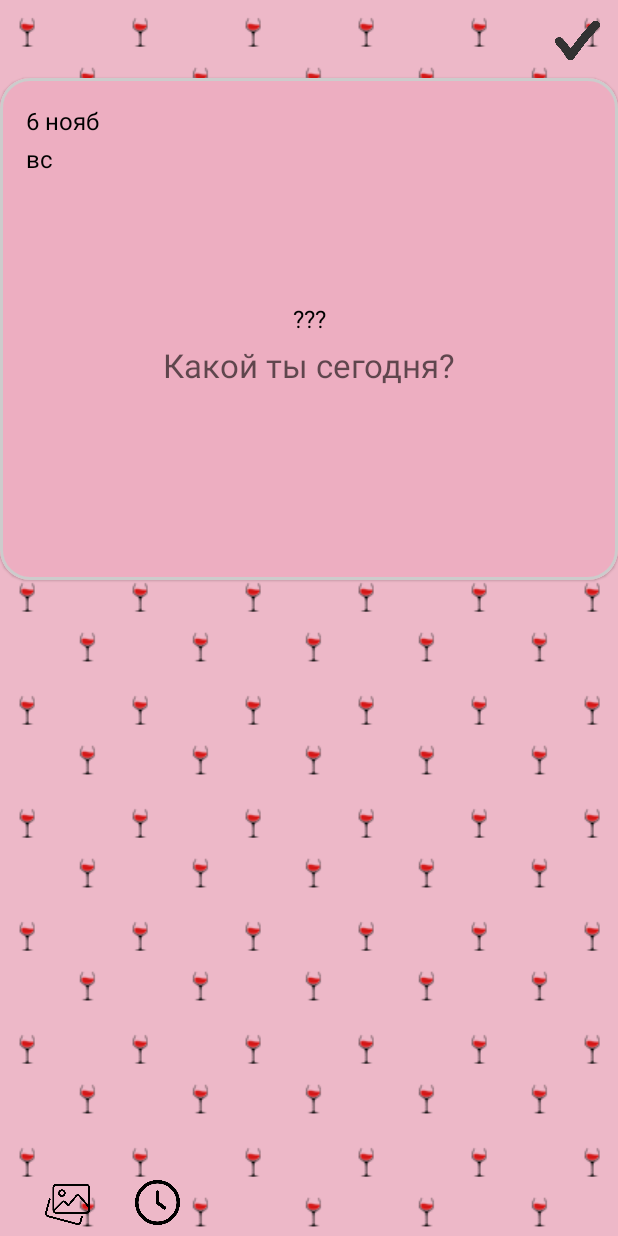
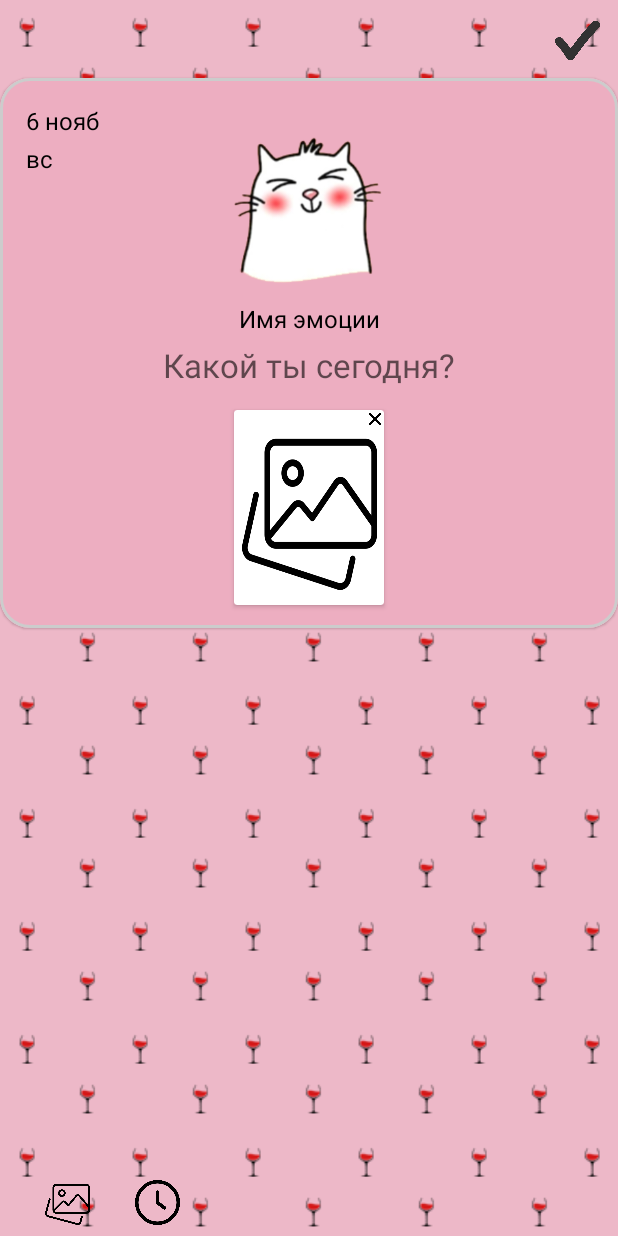
Before and after one commit to h10ne/AllinEmmo, an Android app: the EditEmotion screen opened directly, with no data from a screen before it, on a phone screen of 412 x 824 dp. Run offline under Robolectric (Android 15) with nearby library versions, the phone set to English and light mode, and no system bars; libraries missing offline, so code that uses them is left out: com.stfalcon.imageviewer; 7 statements that could not run were skipped.

Commit message:
картинки к эмоциям теперь красивые

```diff
--- a/app/build.gradle
+++ b/app/build.gradle
@@ -42,8 +42,6 @@ dependencies {
     implementation 'androidx.appcompat:appcompat:1.5.1'
     implementation 'com.google.android.material:material:1.7.0'
     implementation 'androidx.constraintlayout:constraintlayout:2.1.3'
-    testImplementation 'junit:junit:4.13.2'
-    androidTestImplementation 'androidx.test.ext:junit:1.1.3'
-    androidTestImplementation 'androidx.test.espresso:espresso-core:3.4.0'
     implementation 'com.squareup.picasso:picasso:2.8'
+    implementation 'com.github.stfalcon-studio:StfalconImageViewer:v1.0.1'
 }
--- a/app/src/main/java/com/example/allinemmo/EditEmotion.kt
+++ b/app/src/main/java/com/example/allinemmo/EditEmotion.kt
@@ -4,7 +4,6 @@ import android.Manifest
 import android.content.pm.PackageManager
 import android.graphics.Bitmap
 import android.graphics.BitmapFactory
-import android.opengl.Visibility
 import android.os.Bundle
 import android.os.Environment
 import android.view.View
@@ -14,11 +13,13 @@ import android.widget.ImageView
 import android.widget.TextView
 import androidx.activity.result.contract.ActivityResultContracts
 import androidx.appcompat.app.AppCompatActivity
+import androidx.cardview.widget.CardView
 import androidx.core.app.ActivityCompat
 import androidx.core.graphics.drawable.toBitmap
 import com.example.allinemmo.CompanionObjects.ImageToDrawableConverter
 import com.example.allinemmo.DataBase.DBHelper
 import com.example.allinemmo.OneItemsClasses.Emmotion
+import com.stfalcon.imageviewer.StfalconImageViewer
 import java.io.File
 import java.io.FileOutputStream
 import java.io.IOException
@@ -33,6 +34,7 @@ class EditEmotion : AppCompatActivity() {
     private lateinit var text: EditText
     private lateinit var photo: ImageButton
     private lateinit var emmoImage: ImageView
+    private lateinit var imgBack: CardView
 
     override fun onCreate(savedInstanceState: Bundle?) {
         super.onCreate(savedInstanceState)
@@ -45,6 +47,8 @@ class EditEmotion : AppCompatActivity() {
         dayweek = findViewById<TextView>(R.id.dayweek_card)
         text = findViewById<EditText>(R.id.emmo_text_card)
         photo = findViewById(R.id.gallery_btn)
+        imgBack = findViewById<CardView>(R.id.cardImgBack)
+        val removeImgBtn = findViewById<ImageButton>(R.id.removeImgSrcBtn)
 
         val emmo = intent.extras?.get("emmo") as Emmotion
         val selectImageIntent = registerForActivityResult(ActivityResultContracts.GetContent())
@@ -55,7 +59,7 @@ class EditEmotion : AppCompatActivity() {
 
         if(emmo.imageSource != "")
         {
-            emmoImage.visibility = View.VISIBLE
+            imgBack.visibility = View.VISIBLE
             val imgFile = File(emmo.imageSource)
             val myBitmap = BitmapFactory.decodeFile(imgFile.absolutePath)
             emmoImage.setImageBitmap(myBitmap)
@@ -68,6 +72,20 @@ class EditEmotion : AppCompatActivity() {
             val sdf = SimpleDateFormat("hh:mm", Locale.getDefault())
             val currentDate = sdf.format(Date())
             text.text.append(currentDate + "\n")
+        }
+
+        removeImgBtn.setOnClickListener {
+            emmo.imageSource = ""
+            emmo.imageId = ImageToDrawableConverter.FromDrawableToImageId(emmo.imageId)
+            imgBack.visibility = View.GONE
+        }
+
+        emmoImage.setOnClickListener {
+            val imgFile = File(emmo.imageSource)
+            val myBitmap = BitmapFactory.decodeFile(imgFile.absolutePath)
+            StfalconImageViewer.Builder<Bitmap>(this, arrayOf(myBitmap)) { view, image ->
+                view.setImageBitmap(image)
+            }.show()
         }
 
         emmoName.text = ImageToDrawableConverter.GetEmmoNameById(ImageToDrawableConverter.FromDrawableToImageId(emmo.imageId))
@@ -129,7 +147,7 @@ class EditEmotion : AppCompatActivity() {
                 val db = DBHelper(this, null)
                 emmo.imageSource = file.absolutePath
                 //db.updateEmmotion(emmo)
-                emmoImage.visibility = View.VISIBLE
+                imgBack.visibility = View.VISIBLE
             } catch (e: Exception) {
                 e.printStackTrace()
             }
--- a/app/src/main/res/layout/activity_edit_emotion.xml
+++ b/app/src/main/res/layout/activity_edit_emotion.xml
@@ -74,18 +74,42 @@
                 app:layout_constraintStart_toStartOf="parent"
                 app:layout_constraintTop_toBottomOf="@+id/emmo_name" />
 
-            <ImageView
-                android:id="@+id/emmo_image"
-                android:layout_width="60dp"
-                android:visibility="gone"
-                android:layout_height="100dp"
-                android:layout_marginTop="8dp"
+            <androidx.cardview.widget.CardView
+                android:id="@+id/cardImgBack"
+                android:layout_width="100dp"
+                android:layout_height="130dp"
+                android:layout_marginBottom="10dp"
                 android:scaleType="fitXY"
+                android:visibility="visible"
+                app:layout_constraintBottom_toBottomOf="parent"
                 app:layout_constraintEnd_toEndOf="parent"
-                android:paddingBottom="8dp"
                 app:layout_constraintStart_toStartOf="parent"
-                app:layout_constraintTop_toBottomOf="@+id/emmo_text_card"
-                app:srcCompat="@drawable/gallery" />
+                app:layout_constraintTop_toBottomOf="@+id/emmo_text_card">
+
+
+                <ImageView
+                    android:id="@+id/emmo_image"
+                    android:layout_width="90dp"
+                    android:layout_height="110dp"
+                    android:layout_marginStart="5dp"
+                    android:layout_marginTop="10dp"
+                    android:scaleType="fitXY"
+                    app:srcCompat="@drawable/gallery" />
+
+                <ImageButton
+                    android:id="@+id/removeImgSrcBtn"
+                    android:layout_width="20dp"
+                    android:layout_height="20dp"
+                    android:layout_gravity="right"
+                    android:layout_marginTop="2dp"
+                    android:paddingLeft="12dp"
+                    android:paddingBottom="12dp"
+                    android:layout_marginRight="2dp"
+                    android:background="@null"
+                    android:scaleType="fitXY"
+                    app:srcCompat="@drawable/cross" />
+
+            </androidx.cardview.widget.CardView>
 
             <TextView
                 android:id="@+id/day_card"
--- a/app/src/main/res/values/themes.xml
+++ b/app/src/main/res/values/themes.xml
@@ -15,5 +15,6 @@
 
         <item name="background">@drawable/app_background</item>
         <item name="android:windowBackground">@drawable/app_background</item>
+
     </style>
 </resources>
--- a/settings.gradle
+++ b/settings.gradle
@@ -3,6 +3,7 @@ pluginManagement {
         gradlePluginPortal()
         google()
         mavenCentral()
+        maven { url "https://jitpack.io" }
     }
 }
 dependencyResolutionManagement {
@@ -10,6 +11,7 @@ dependencyResolutionManagement {
     repositories {
         google()
         mavenCentral()
+        maven { url "https://jitpack.io" }
     }
 }
 rootProject.name = "allin.emmo"
```
Also changed, not shown: app/src/main/java/com/example/allinemmo/Adapter/EmmotionsListAdapter.kt (+13 -1 lines), app/src/main/res/layout/card_emmo_info.xml (+22 -10 lines).
